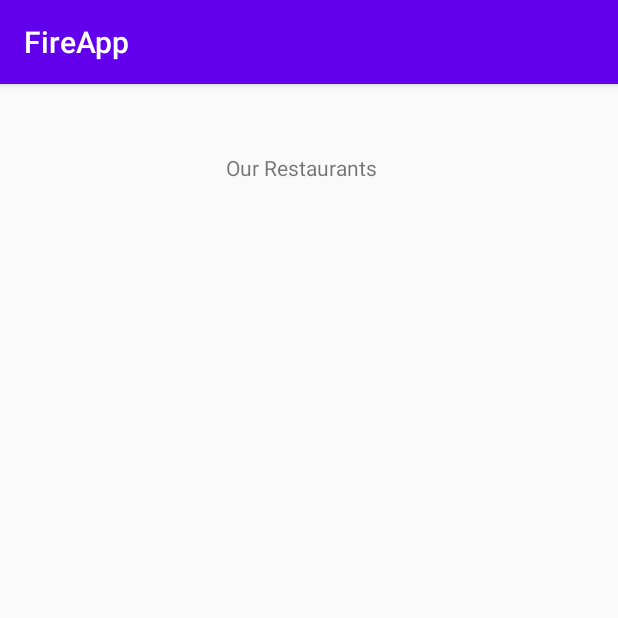
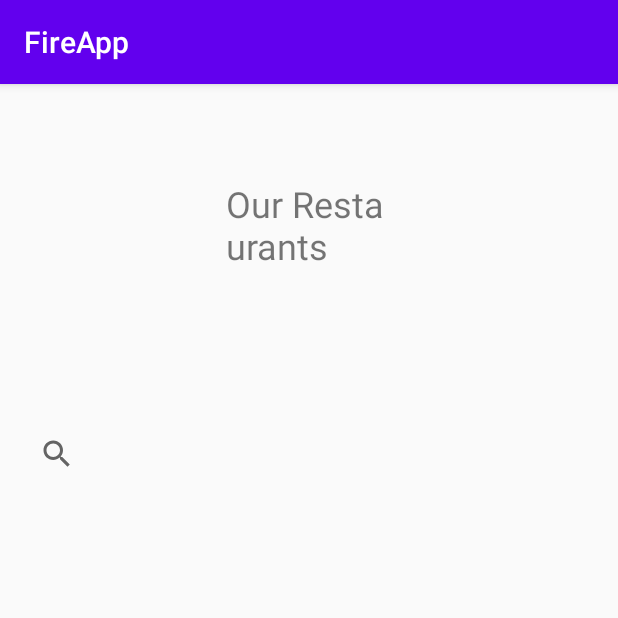
Before and after one commit to Taha-Batur-Senli/CS102_Section03_Group_03C, an Android app: the AllRestaurantsDisplay screen opened directly, with no data from a screen before it, on a phone screen of 412 x 824 dp, the top half of it. Run offline under Robolectric (Android 15) with nearby library versions, the phone set to English and light mode, and no system bars; our stand-ins replace Firebase (no records; nobody signed in at launch, a user with empty details on screens opened directly).

Commit message:
Bora Altınok old master + pop up alert screen when user presses logout + search view in all Restaurants.

```diff
--- a/app/src/main/java/android/example/fireapp/AllRestaurantsDisplay.java
+++ b/app/src/main/java/android/example/fireapp/AllRestaurantsDisplay.java
@@ -10,6 +10,7 @@ import android.view.View;
 import android.widget.AdapterView;
 import android.widget.ArrayAdapter;
 import android.widget.ListView;
+import android.widget.SearchView;
 
 import com.google.firebase.auth.FirebaseAuth;
 import com.google.firebase.auth.FirebaseUser;
@@ -28,6 +29,7 @@ public class AllRestaurantsDisplay extends AppCompatActivity {
     ArrayList<String> allRestaurants = new ArrayList<String>();
     FirebaseDatabase database;
     DatabaseReference reference;
+    SearchView searchViewRestaurant;
 
     @Override
     protected void onCreate(Bundle savedInstanceState) {
@@ -39,6 +41,19 @@ public class AllRestaurantsDisplay extends AppCompatActivity {
         listViewAllRestaurants.setAdapter(myAdapter);
         database = FirebaseDatabase.getInstance();
         reference = database.getReference();
+        searchViewRestaurant = (SearchView)findViewById(R.id.searchViewRestaurant);
+        searchViewRestaurant.setOnQueryTextListener(new SearchView.OnQueryTextListener() {
+            @Override
+            public boolean onQueryTextSubmit(String text) {
+                return false;
+            }
+
+            @Override
+            public boolean onQueryTextChange(String newText) {
+                myAdapter.getFilter().filter(newText);
+                return false;
+            }
+        });
 
         displayAllRestaurants();
         listOnLongClickAction();
@@ -54,7 +69,7 @@ public class AllRestaurantsDisplay extends AppCompatActivity {
 
                     DataSnapshot item = items.next();
                     String name, genre;
-                    name = "Name : " + item.child("name").getValue().toString() + "  Genre: " + item.child("genre").getValue().toString();
+                    name =  item.child("name").getValue().toString() + "/  Genre: " + item.child("genre").getValue().toString();
 
                     allRestaurants.add(name);
                     myAdapter.notifyDataSetChanged();
--- a/app/src/main/res/layout/activity_all_restaurants_display.xml
+++ b/app/src/main/res/layout/activity_all_restaurants_display.xml
@@ -8,23 +8,38 @@
 
     <ListView
         android:id="@+id/lvAllRestaurants2"
-        android:layout_width="401dp"
-        android:layout_height="567dp"
+        android:layout_width="300dp"
+        android:layout_height="400dp"
         app:layout_constraintBottom_toBottomOf="parent"
         app:layout_constraintEnd_toEndOf="parent"
-        app:layout_constraintHorizontal_bias="0.0"
-        app:layout_constraintStart_toStartOf="parent"
-        app:layout_constraintTop_toTopOf="parent"
-        app:layout_constraintVertical_bias="0.839" />
+        app:layout_constraintHorizontal_bias="0.594"
+        app:layout_constraintStart_toStartOf="parent" />
 
     <TextView
         android:id="@+id/textView5"
         android:layout_width="111dp"
-        android:layout_height="77dp"
+        android:layout_height="60dp"
         android:text="Our Restaurants"
+        android:textSize="24sp"
         app:layout_constraintBottom_toTopOf="@+id/lvAllRestaurants2"
         app:layout_constraintEnd_toEndOf="parent"
         app:layout_constraintStart_toStartOf="parent"
-        app:layout_constraintTop_toTopOf="parent" />
+        app:layout_constraintTop_toTopOf="parent"
+        app:layout_constraintVertical_bias="0.205" />
+
+    <SearchView
+        android:id="@+id/searchViewRestaurant"
+        android:layout_width="409dp"
+        android:layout_height="60dp"
+        android:layout_marginStart="100dp"
+        android:layout_marginLeft="100dp"
+        android:layout_marginTop="2dp"
+        android:layout_marginEnd="75dp"
+        android:layout_marginRight="75dp"
+        android:queryHint="Search for a restaurant."
+        app:layout_constraintBottom_toTopOf="@+id/lvAllRestaurants2"
+        app:layout_constraintEnd_toEndOf="parent"
+        app:layout_constraintStart_toStartOf="parent"
+        app:layout_constraintTop_toBottomOf="@+id/textView5" />
 
 </androidx.constraintlayout.widget.ConstraintLayout>
```
Also changed, not shown: app/src/main/java/android/example/fireapp/CustomerProfile.java (+17 -3 lines), app/src/main/java/android/example/fireapp/RestaurantProfile.java (+16 -3 lines).
